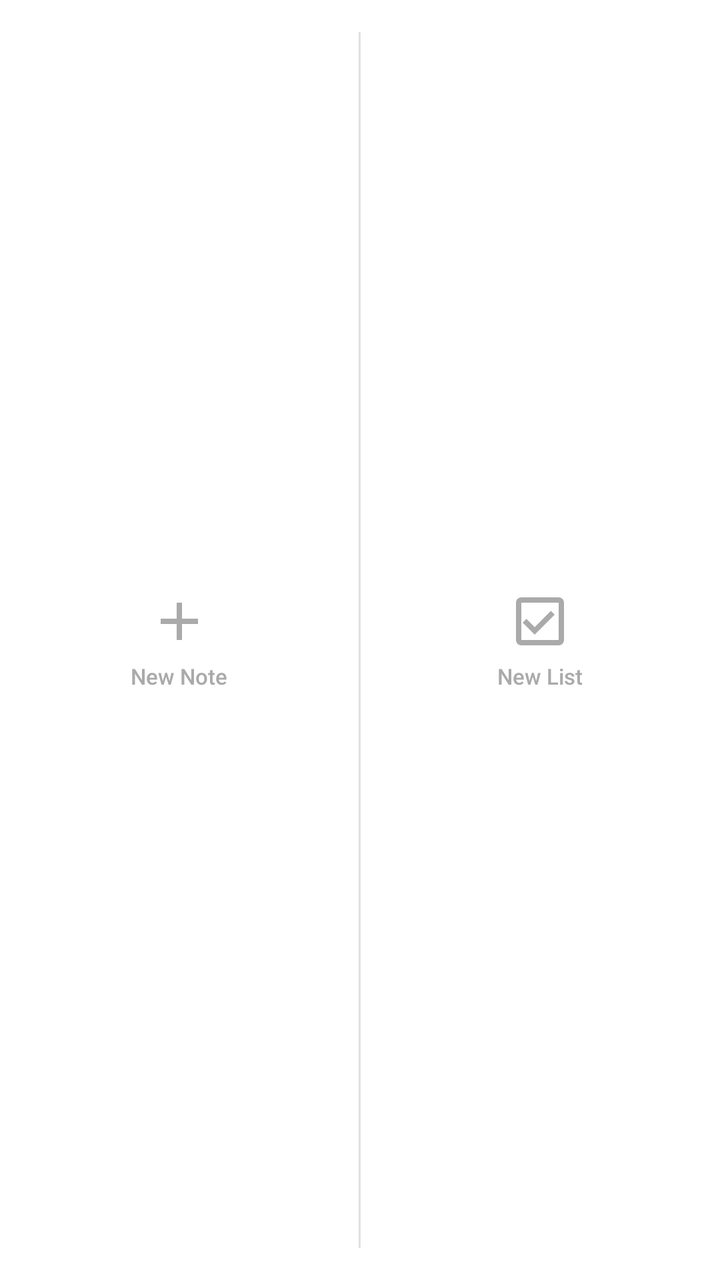
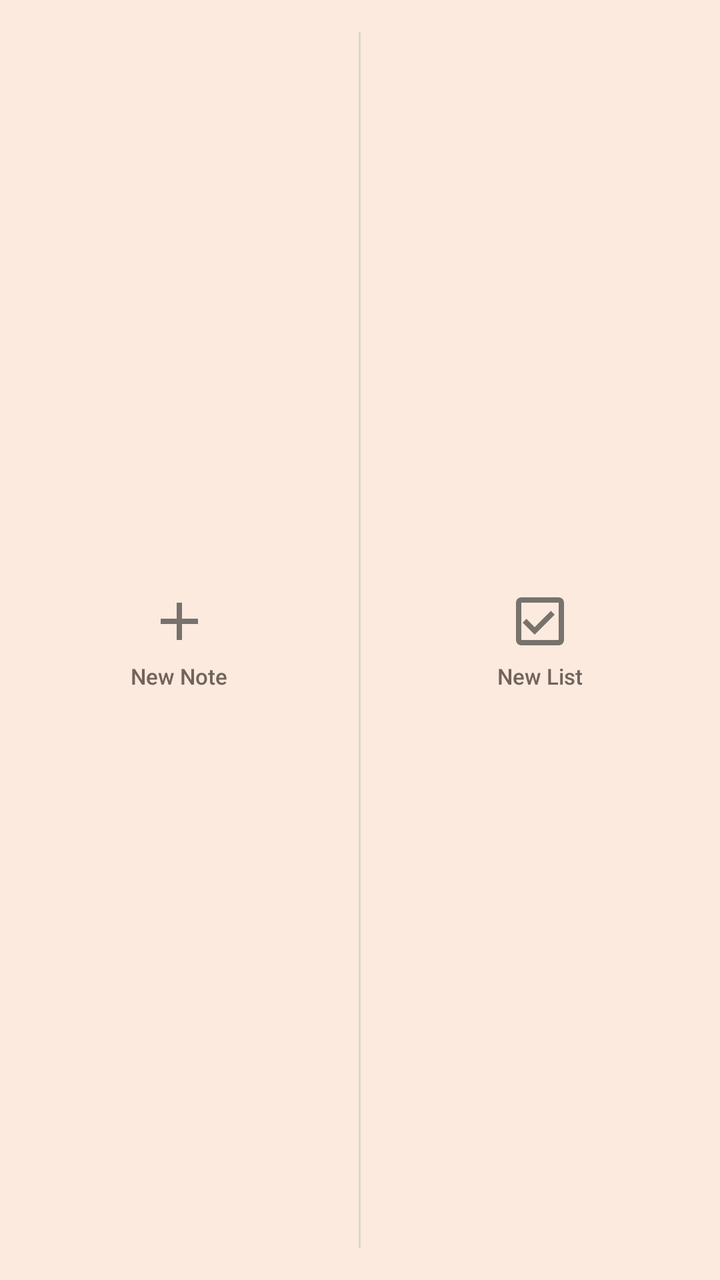

The first picture is an Android layout as it rendered before a commit; the second is the same layout after the commit. The layout source and the unified diff follow.
<!-- AndroidManifest.xml: application theme AppTheme -->
<!-- res/layout/widget_layout.xml -->
<?xml version="1.0" encoding="utf-8"?>
<LinearLayout xmlns:android="http://schemas.android.com/apk/res/android"
    android:layout_width="match_parent"
    android:layout_height="match_parent"
    android:orientation="horizontal"
    android:background="@android:color/white"
    android:padding="0dp">

    
    <LinearLayout
        android:id="@+id/widget_btn_new_text"
        android:layout_width="0dp"
        android:layout_height="match_parent"
        android:layout_weight="1"
        android:gravity="center"
        android:orientation="vertical"
        android:clickable="true"
        android:focusable="true"
        android:background="@android:color/white"
        android:padding="8dp">

        <ImageView
            android:layout_width="32dp"
            android:layout_height="32dp"
            android:src="@drawable/ic_widget_plus"
            android:contentDescription="New text note" />

        <TextView
            android:layout_width="wrap_content"
            android:layout_height="wrap_content"
            android:layout_marginTop="4dp"
            android:text="New Note"
            android:textSize="11sp"
            android:textColor="@android:color/darker_gray"
            android:fontFamily="sans-serif-medium" />

    </LinearLayout>

    
    <ImageView
        android:layout_width="1dp"
        android:layout_height="match_parent"
        android:layout_marginTop="16dp"
        android:layout_marginBottom="16dp"
        android:background="#E0E0E0" />

    
    <LinearLayout
        android:id="@+id/widget_btn_new_list"
        android:layout_width="0dp"
        android:layout_height="match_parent"
        android:layout_weight="1"
        android:gravity="center"
        android:orientation="vertical"
        android:clickable="true"
        android:focusable="true"
        android:background="@android:color/white"
        android:padding="8dp">

        <ImageView
            android:layout_width="32dp"
            android:layout_height="32dp"
            android:src="@drawable/ic_widget_checkbox"
            android:contentDescription="New list note" />

        <TextView
            android:layout_width="wrap_content"
            android:layout_height="wrap_content"
            android:layout_marginTop="4dp"
            android:text="New List"
            android:textSize="11sp"
            android:textColor="@android:color/darker_gray"
            android:fontFamily="sans-serif-medium" />

    </LinearLayout>

</LinearLayout>
<!-- resources referenced by this layout -->
<resources>
  <!-- drawable ic_widget_checkbox (drawable) -->
  <?xml version="1.0" encoding="utf-8"?>
  <vector xmlns:android="http://schemas.android.com/apk/res/android"
      android:width="48dp"
      android:height="48dp"
      android:viewportWidth="24"
      android:viewportHeight="24">
      <path
          android:fillColor="@android:color/darker_gray"
          android:pathData="M19,3H5c-1.1,0 -2,0.9 -2,2v14c0,1.1 0.9,2 2,2h14c1.1,0 2,-0.9 2,-2V5c0,-1.1 -0.9,-2 -2,-2zm0,16H5V5h14v14z" />
      <path
          android:fillColor="@android:color/darker_gray"
          android:pathData="M10,17l-4.5,-4.5 1.41,-1.41L10,14.17l6.09,-6.09L17.5,9.5z" />
  </vector>
  <!-- drawable ic_widget_plus (drawable) -->
  <?xml version="1.0" encoding="utf-8"?>
  <vector xmlns:android="http://schemas.android.com/apk/res/android"
      android:width="48dp"
      android:height="48dp"
      android:viewportWidth="24"
      android:viewportHeight="24">
      <path
          android:fillColor="@android:color/darker_gray"
          android:pathData="M19,13h-6v6h-2v-6H5v-2h6V5h2v6h6v2z" />
  </vector>
  <style name="AppTheme" parent="Theme.AppCompat.Light.DarkActionBar">
          
          <item name="colorPrimary">@color/colorPrimary</item>
          <item name="colorPrimaryDark">@color/colorPrimaryDark</item>
          <item name="colorAccent">@color/colorAccent</item>
      </style>
</resources>

<!-- the commit's change to res/layout/widget_layout.xml (unified diff, before → after) -->
@@ -3,7 +3,7 @@
     android:layout_width="match_parent"
     android:layout_height="match_parent"
     android:orientation="horizontal"
-    android:background="@android:color/white"
+    android:background="@color/widget_background"
     android:padding="0dp">
 
     
@@ -16,7 +16,7 @@
         android:orientation="vertical"
         android:clickable="true"
         android:focusable="true"
-        android:background="@android:color/white"
+        android:background="@color/widget_background"
         android:padding="8dp">
 
         <ImageView
@@ -31,7 +31,7 @@
             android:layout_marginTop="4dp"
             android:text="New Note"
             android:textSize="11sp"
-            android:textColor="@android:color/darker_gray"
+            android:textColor="@color/widget_label"
             android:fontFamily="sans-serif-medium" />
 
     </LinearLayout>
@@ -42,7 +42,7 @@
         android:layout_height="match_parent"
         android:layout_marginTop="16dp"
         android:layout_marginBottom="16dp"
-        android:background="#E0E0E0" />
+        android:background="@color/widget_divider" />
 
     
     <LinearLayout
@@ -54,7 +54,7 @@
         android:orientation="vertical"
         android:clickable="true"
         android:focusable="true"
-        android:background="@android:color/white"
+        android:background="@color/widget_background"
         android:padding="8dp">
 
         <ImageView
@@ -69,7 +69,7 @@
             android:layout_marginTop="4dp"
             android:text="New List"
             android:textSize="11sp"
-            android:textColor="@android:color/darker_gray"
+            android:textColor="@color/widget_label"
             android:fontFamily="sans-serif-medium" />
 
     </LinearLayout>
<!-- resource entries referenced after the edit -->
@@ -1,5 +1,8 @@
 <!-- resources referenced by this layout -->
 <resources>
+  <color name="widget_background">#FCEADE</color>
+  <color name="widget_divider">#DED5CE</color>
+  <color name="widget_label">#70645C</color>
   <!-- drawable ic_widget_checkbox (drawable) -->
   <?xml version="1.0" encoding="utf-8"?>
   <vector xmlns:android="http://schemas.android.com/apk/res/android"
@@ -8,10 +11,10 @@
       android:viewportWidth="24"
       android:viewportHeight="24">
       <path
-          android:fillColor="@android:color/darker_gray"
+          android:fillColor="@color/widget_icon"
           android:pathData="M19,3H5c-1.1,0 -2,0.9 -2,2v14c0,1.1 0.9,2 2,2h14c1.1,0 2,-0.9 2,-2V5c0,-1.1 -0.9,-2 -2,-2zm0,16H5V5h14v14z" />
       <path
-          android:fillColor="@android:color/darker_gray"
+          android:fillColor="@color/widget_icon"
           android:pathData="M10,17l-4.5,-4.5 1.41,-1.41L10,14.17l6.09,-6.09L17.5,9.5z" />
   </vector>
   <!-- drawable ic_widget_plus (drawable) -->
@@ -22,7 +25,7 @@
       android:viewportWidth="24"
       android:viewportHeight="24">
       <path
-          android:fillColor="@android:color/darker_gray"
+          android:fillColor="@color/widget_icon"
           android:pathData="M19,13h-6v6h-2v-6H5v-2h6V5h2v6h6v2z" />
   </vector>
   <style name="AppTheme" parent="Theme.AppCompat.Light.DarkActionBar">
@@ -31,5 +34,6 @@
           <item name="colorPrimaryDark">@color/colorPrimaryDark</item>
           <item name="colorAccent">@color/colorAccent</item>
       </style>
+  <color name="widget_icon">#78726D</color>
 </resources>
 
